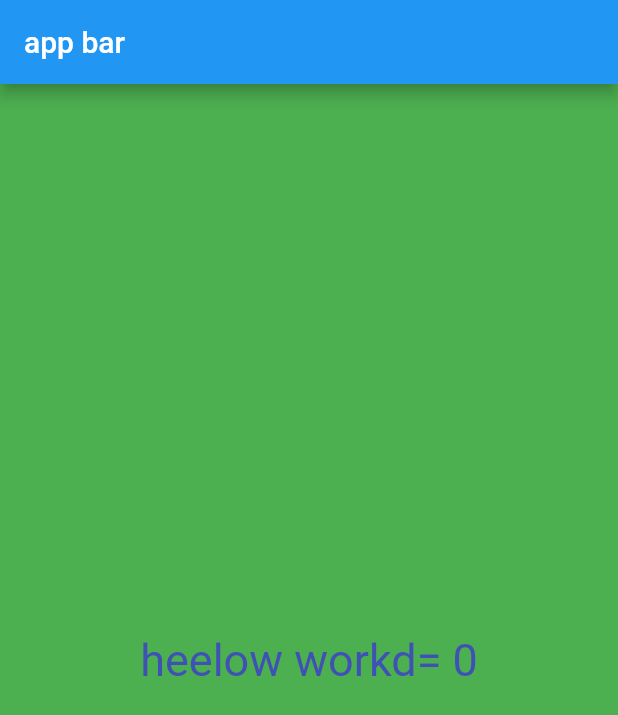
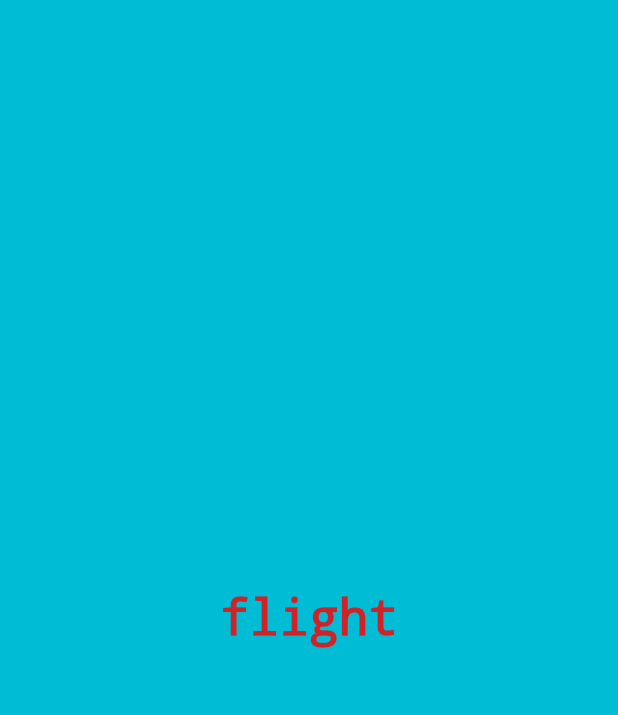
Before and after one commit to akshayyadav76/my_project_fiest, a Flutter app: the screen it shows after launch, on a phone screen of 412 x 824 dp. Shown: the top 715 px of the screen. Run offline on Flutter 3.47's test engine with Material 2 defaults, Android fonts, the phone set to English and light mode, and no system bars.

Commit message:
add fonts...

```diff
--- a/lib/app_screens/first_screen.dart
+++ /dev/null
@@ -1,27 +0,0 @@
-import 'dart:math';
-
-import 'package:flutter/material.dart';
-
-
-
-class FirstScreen extends StatelessWidget {
-  @override
-  Widget build(BuildContext context) {
-    return Material(
-      color: Colors.green,
-      child: Center(
-        child: Text(generalucynumber(),
-          textDirection: TextDirection.ltr,
-          style: TextStyle(color: Colors.indigo, fontSize: 30,),
-        ),
-      ),
-    );
-  }
-
-
-  String generalucynumber(){
-    var random = Random();
-    int number= random.nextInt(10);
-    return "heelow workd= ${number}";
-  }
-}
--- /dev/null
+++ b/lib/app_screens/home.dart
@@ -0,0 +1,19 @@
+import 'package:flutter/material.dart';
+
+class HomePage extends StatelessWidget {
+  @override
+  Widget build(BuildContext context) {
+    return Center(child:   Container(
+      alignment: Alignment.center,
+      color: Colors.cyan,
+      child: Text("flight", textDirection: TextDirection.ltr,
+        style: TextStyle(decoration: TextDecoration.none, fontSize: 33 ),
+
+      ),
+     // width: 200.0,height: 200.0,
+    //  margin: EdgeInsets.only(right: 40),
+
+    ),
+    );
+  }
+}
--- a/lib/main.dart
+++ b/lib/main.dart
@@ -1,24 +1,12 @@
-
 import 'package:flutter/material.dart';
-import 'package:my_project_fiest/app_screens/first_screen.dart';
+import 'package:my_project_fiest/app_screens/home.dart';
 
 
 void main(){
-  runApp(MyFlutterApp());
+  runApp(MaterialApp(
+    title: "this",
+
+    home: HomePage(),
+    debugShowCheckedModeBanner: false,
+  ));
 }
-
-class MyFlutterApp extends StatelessWidget {
-  @override
-  Widget build(BuildContext context) {
-    return  MaterialApp(
-      debugShowCheckedModeBanner: false,
-        title: "dd",
-        home: Scaffold(
-          appBar: AppBar(title: Text("app bar"),),
-          body: FirstScreen()
-        )
-    );
-  }
-
-
-}
```
Also changed, not shown: fonts/Raleway-Bold.ttf (added), fonts/Raleway-ExtraLightItalic.ttf (added), fonts/Raleway-Regular.ttf (added).
